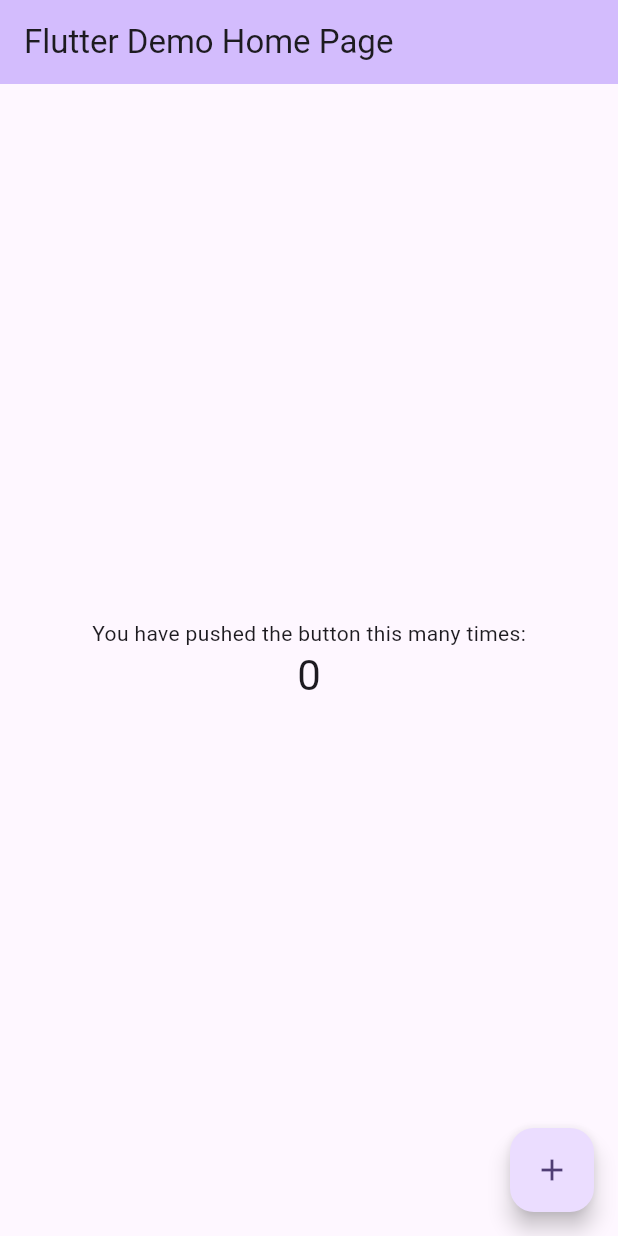
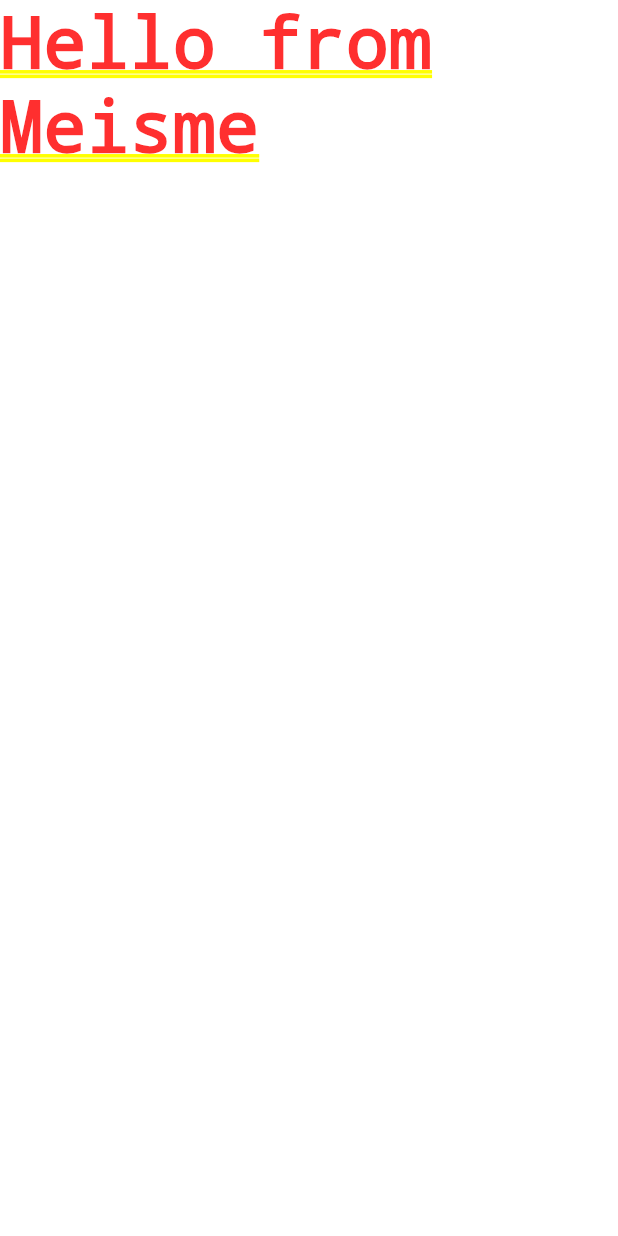
Before and after one commit to Pheak02/Basic_Flutter_Concepts, a Flutter app: the screen it shows after launch, on a phone screen of 412 x 824 dp. Run offline on Flutter 3.47's test engine with Material 2 defaults, Android fonts, the phone set to English and light mode, and no system bars.

Commit message:
Just add flutter text inside MaterialApp

```diff
--- a/flutter_basics/lib/main.dart
+++ b/flutter_basics/lib/main.dart
@@ -1,125 +1,4 @@
 import 'package:flutter/material.dart';
-
-void main() {
-  runApp(const MyApp());
+void main(){
+  runApp(MaterialApp(home: Text('Hello from Meisme')));
 }
-
-class MyApp extends StatelessWidget {
-  const MyApp({super.key});
-
-  // This widget is the root of your application.
-  @override
-  Widget build(BuildContext context) {
-    return MaterialApp(
-      title: 'Flutter Demo',
-      theme: ThemeData(
-        // This is the theme of your application.
-        //
-        // TRY THIS: Try running your application with "flutter run". You'll see
-        // the application has a blue toolbar. Then, without quitting the app,
-        // try changing the seedColor in the colorScheme below to Colors.green
-        // and then invoke "hot reload" (save your changes or press the "hot
-        // reload" button in a Flutter-supported IDE, or press "r" if you used
-        // the command line to start the app).
-        //
-        // Notice that the counter didn't reset back to zero; the application
-        // state is not lost during the reload. To reset the state, use hot
-        // restart instead.
-        //
-        // This works for code too, not just values: Most code changes can be
-        // tested with just a hot reload.
-        colorScheme: ColorScheme.fromSeed(seedColor: Colors.deepPurple),
-        useMaterial3: true,
-      ),
-      home: const MyHomePage(title: 'Flutter Demo Home Page'),
-    );
-  }
-}
-
-class MyHomePage extends StatefulWidget {
-  const MyHomePage({super.key, required this.title});
-
-  // This widget is the home page of your application. It is stateful, meaning
-  // that it has a State object (defined below) that contains fields that affect
-  // how it looks.
-
-  // This class is the configuration for the state. It holds the values (in this
-  // case the title) provided by the parent (in this case the App widget) and
-  // used by the build method of the State. Fields in a Widget subclass are
-  // always marked "final".
-
-  final String title;
-
-  @override
-  State<MyHomePage> createState() => _MyHomePageState();
-}
-
-class _MyHomePageState extends State<MyHomePage> {
-  int _counter = 0;
-
-  void _incrementCounter() {
-    setState(() {
-      // This call to setState tells the Flutter framework that something has
-      // changed in this State, which causes it to rerun the build method below
-      // so that the display can reflect the updated values. If we changed
-      // _counter without calling setState(), then the build method would not be
-      // called again, and so nothing would appear to happen.
-      _counter++;
-    });
-  }
-
-  @override
-  Widget build(BuildContext context) {
-    // This method is rerun every time setState is called, for instance as done
-    // by the _incrementCounter method above.
-    //
-    // The Flutter framework has been optimized to make rerunning build methods
-    // fast, so that you can just rebuild anything that needs updating rather
-    // than having to individually change instances of widgets.
-    return Scaffold(
-      appBar: AppBar(
-        // TRY THIS: Try changing the color here to a specific color (to
-        // Colors.amber, perhaps?) and trigger a hot reload to see the AppBar
-        // change color while the other colors stay the same.
-        backgroundColor: Theme.of(context).colorScheme.inversePrimary,
-        // Here we take the value from the MyHomePage object that was created by
-        // the App.build method, and use it to set our appbar title.
-        title: Text(widget.title),
-      ),
-      body: Center(
-        // Center is a layout widget. It takes a single child and positions it
-        // in the middle of the parent.
-        child: Column(
-          // Column is also a layout widget. It takes a list of children and
-          // arranges them vertically. By default, it sizes itself to fit its
-          // children horizontally, and tries to be as tall as its parent.
-          //
-          // Column has various properties to control how it sizes itself and
-          // how it positions its children. Here we use mainAxisAlignment to
-          // center the children vertically; the main axis here is the vertical
-          // axis because Columns are vertical (the cross axis would be
-          // horizontal).
-          //
-          // TRY THIS: Invoke "debug painting" (choose the "Toggle Debug Paint"
-          // action in the IDE, or press "p" in the console), to see the
-          // wireframe for each widget.
-          mainAxisAlignment: MainAxisAlignment.center,
-          children: <Widget>[
-            const Text(
-              'You have pushed the button this many times:',
-            ),
-            Text(
-              '$_counter',
-              style: Theme.of(context).textTheme.headlineMedium,
-            ),
-          ],
-        ),
-      ),
-      floatingActionButton: FloatingActionButton(
-        onPressed: _incrementCounter,
-        tooltip: 'Increment',
-        child: const Icon(Icons.add),
-      ), // This trailing comma makes auto-formatting nicer for build methods.
-    );
-  }
-}
```
